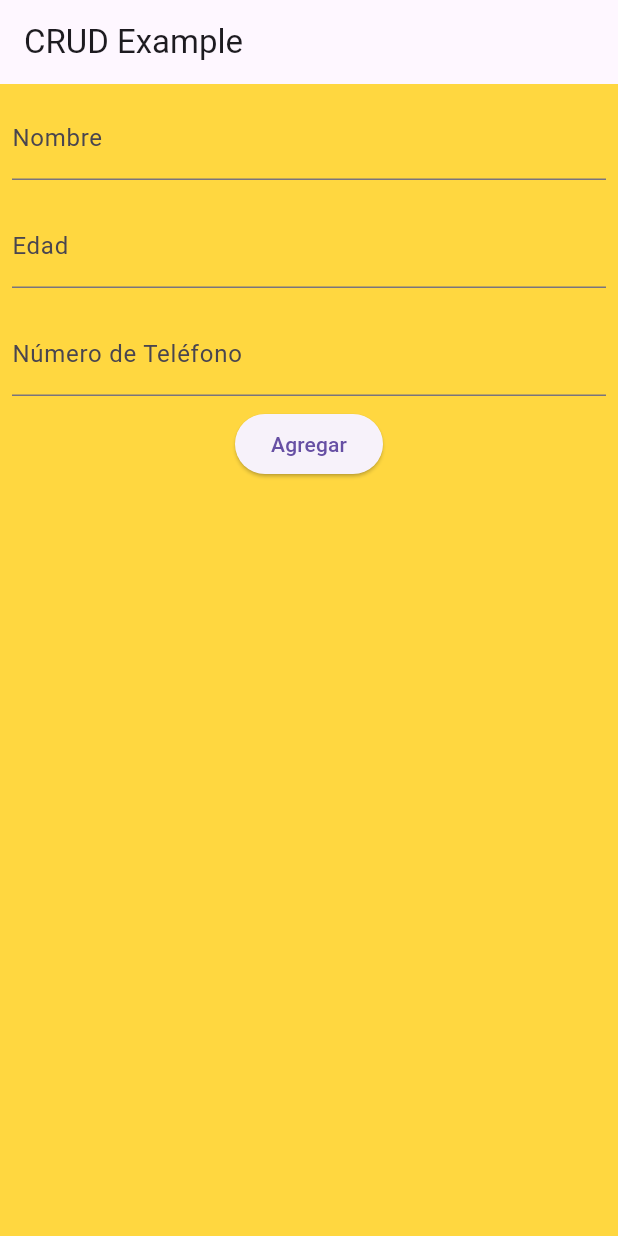
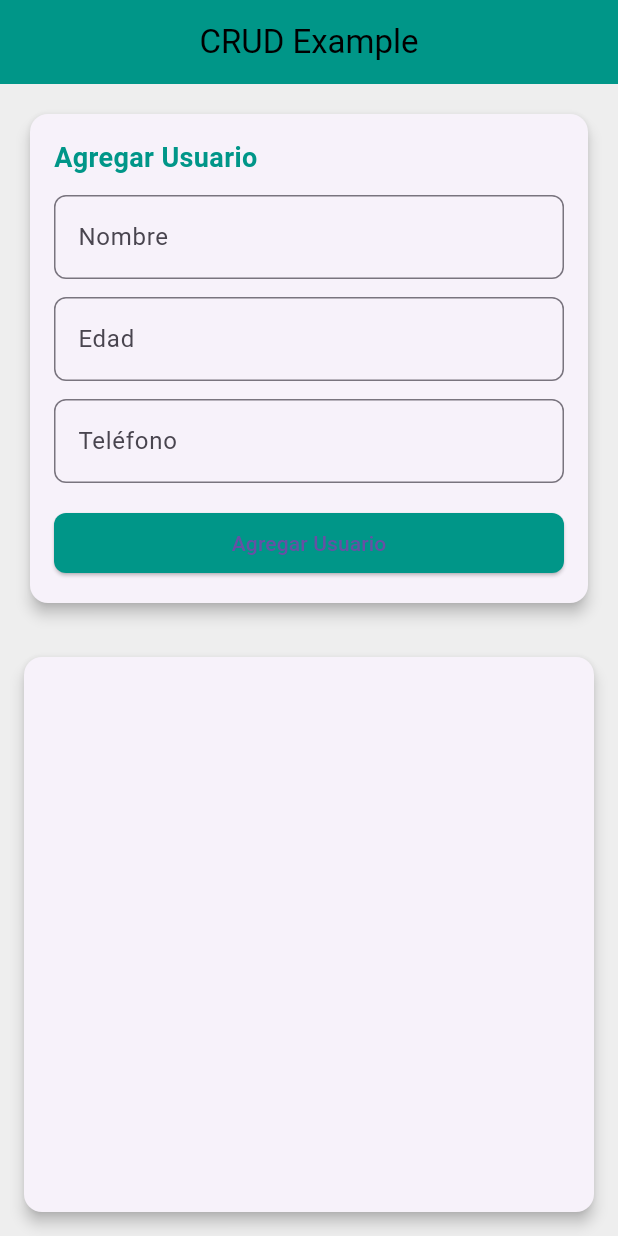
Before and after one commit to LukeDevNation/flutter_sqflite_crud_app_tutorial, a Flutter app: the screen it shows after launch, on a phone screen of 412 x 824 dp. Run offline on Flutter 3.47's test engine with Material 3 defaults, Android fonts, the phone set to English and light mode, and no system bars; our stand-ins replace sqflite, sqflite_common_ffi; accounts and stored records are empty.

```diff
--- a/lib/models/data_model.dart
+++ /dev/null
@@ -1,28 +0,0 @@
-class DataModel {
-  final int? id;
-  final String name;
-  final int age;
-  final String phoneNumber;
-
-  DataModel({this.id, required this.name, required this.age, required this.phoneNumber});
-
-  // Convertir de Map a DataModel
-  factory DataModel.fromMap(Map<String, dynamic> map) {
-    return DataModel(
-      id: map['id'],
-      name: map['Name'],
-      age: map['Age'],
-      phoneNumber: map['PhoneNumber'],
-    );
-  }
-
-  // Convertir de DataModel a Map
-  Map<String, dynamic> toMap() {
-    return {
-      'id': id,
-      'Name': name,
-      'Age': age,
-      'PhoneNumber': phoneNumber,
-    };
-  }
-}
--- /dev/null
+++ b/lib/models/user_model.dart
@@ -0,0 +1,33 @@
+class UserModel {
+  final int? id;
+  final String name;
+  final int age;
+  final String phoneNumber;
+
+  UserModel({
+    this.id,
+    required this.name,
+    required this.age,
+    required this.phoneNumber,
+  });
+
+  // Convertir a Map para base de datos
+  Map<String, dynamic> toMap() {
+    return {
+      'id': id,
+      'Name': name,
+      'Age': age,
+      'PhoneNumber': phoneNumber,
+    };
+  }
+
+  // Crear un modelo desde un Map
+  factory UserModel.fromMap(Map<String, dynamic> map) {
+    return UserModel(
+      id: map['id'],
+      name: map['Name'],
+      age: map['Age'],
+      phoneNumber: map['PhoneNumber'],
+    );
+  }
+}
--- a/lib/views/home_page.dart
+++ b/lib/views/home_page.dart
@@ -1,80 +1,161 @@
 import 'package:flutter/material.dart';
 import 'package:provider/provider.dart';
-import 'package:crud_sqflite/viewmodels/home_viewmodel.dart';
+import '../viewmodels/home_viewmodel.dart';
 
 class HomePage extends StatelessWidget {
   const HomePage({super.key});
 
   @override
   Widget build(BuildContext context) {
-    final homeViewModel = Provider.of<HomeViewModel>(context);
-
-    return Scaffold(
-      backgroundColor: Colors.amberAccent,
-      appBar: AppBar(title: const Text('CRUD Example')),
-      body: Column(
+    return ChangeNotifierProvider(
+      create: (_) => HomeViewModel()..fetchUsers(),
+      child: Scaffold(
+        backgroundColor: Colors.grey[200],
+        appBar: AppBar(
+          title: const Text(
+            'CRUD Example',
+            style: TextStyle(color: Colors.black),
+          ),
+          centerTitle: true,
+          backgroundColor: Colors.teal,
+        ),
+        body: Consumer<HomeViewModel>(
+          builder: (context, viewModel, _) {
+            return Column(
               children: [
                 Padding(
-            padding: const EdgeInsets.all(8.0),
-            child: TextField(
-              //controller: _nameController,
-              decoration: const InputDecoration(labelText: 'Nombre'),
+                  padding: const EdgeInsets.all(16.0),
+                  child: Card(
+                    shape: RoundedRectangleBorder(
+                      borderRadius: BorderRadius.circular(12),
+                    ),
+                    elevation: 4,
+                    child: Padding(
+                      padding: const EdgeInsets.all(16.0),
+                      child: Column(
+                        crossAxisAlignment: CrossAxisAlignment.start,
+                        children: [
+                          const Text(
+                            'Agregar Usuario',
+                            style: TextStyle(
+                              fontSize: 18,
+                              fontWeight: FontWeight.bold,
+                              color: Colors.teal,
                             ),
                           ),
-          Padding(
-            padding: const EdgeInsets.all(8.0),
-            child: TextField(
-              //controller: _ageController,
-              decoration: const InputDecoration(labelText: 'Edad'),
+                          const SizedBox(height: 12),
+                          TextField(
+                            controller: TextEditingController(),
+                            decoration: InputDecoration(
+                              labelText: 'Nombre',
+                              border: OutlineInputBorder(
+                                borderRadius: BorderRadius.circular(8),
+                              ),
+                            ),
+                          ),
+                          const SizedBox(height: 12),
+                          TextField(
+                            controller: TextEditingController(),
+                            decoration: InputDecoration(
+                              labelText: 'Edad',
+                              border: OutlineInputBorder(
+                                borderRadius: BorderRadius.circular(8),
+                              ),
+                            ),
                             keyboardType: TextInputType.number,
                           ),
-          ),
-          Padding(
-            padding: const EdgeInsets.all(8.0),
-            child: TextField(
-              //controller: _phoneController,
-              decoration:
-                  const InputDecoration(labelText: 'Número de Teléfono'),
+                          const SizedBox(height: 12),
+                          TextField(
+                            controller: TextEditingController(),
+                            decoration: InputDecoration(
+                              labelText: 'Teléfono',
+                              border: OutlineInputBorder(
+                                borderRadius: BorderRadius.circular(8),
                               ),
                             ),
-          // Formularios de entrada
-          // (campos para agregar datos como antes)
-          ElevatedButton(
-            onPressed: () {
-              // Lógica para agregar datos
-            },
-            child: const Text('Agregar'),
+                          ),
+                          const SizedBox(height: 16),
+                          SizedBox(
+                            width: double.infinity,
+                            child: ElevatedButton(
+                              onPressed: () =>
+                                  viewModel.addUser('Nombre', 25, '12345'),
+                              style: ElevatedButton.styleFrom(
+                                backgroundColor: Colors.teal,
+                                shape: RoundedRectangleBorder(
+                                  borderRadius: BorderRadius.circular(8),
+                                ),
+                              ),
+                              child: const Text('Agregar Usuario'),
+                            ),
+                          ),
+                        ],
+                      ),
+                    ),
+                  ),
                 ),
                 Expanded(
+                  child: Card(
+                    margin: const EdgeInsets.all(16.0),
+                    shape: RoundedRectangleBorder(
+                      borderRadius: BorderRadius.circular(12),
+                    ),
+                    elevation: 4,
+                    child: Padding(
+                      padding: const EdgeInsets.all(8.0),
                       child: ListView.builder(
-              itemCount: homeViewModel.dataList.length,
+                        itemCount: viewModel.users.length,
                         itemBuilder: (context, index) {
-                final item = homeViewModel.dataList[index];
-                return ListTile(
-                  title: Text(item.name),
-                  subtitle: Text('Edad: ${item.age}, Teléfono: ${item.phoneNumber}'),
+                          final user = viewModel.users[index];
+                          return Card(
+                            margin: const EdgeInsets.symmetric(vertical: 8.0),
+                            shape: RoundedRectangleBorder(
+                              borderRadius: BorderRadius.circular(8),
+                            ),
+                            elevation: 2,
+                            child: ListTile(
+                              leading: CircleAvatar(
+                                backgroundColor: Colors.teal[100],
+                                child: Text(
+                                  user.name[0].toUpperCase(),
+                                  style: const TextStyle(color: Colors.teal),
+                                ),
+                              ),
+                              title: Text(
+                                user.name,
+                                style: const TextStyle(
+                                  fontWeight: FontWeight.bold,
+                                ),
+                              ),
+                              subtitle: Text(
+                                  'Edad: ${user.age}\nTeléfono: ${user.phoneNumber}'),
                               trailing: Row(
                                 mainAxisSize: MainAxisSize.min,
                                 children: [
                                   IconButton(
-                        icon: const Icon(Icons.edit),
-                        onPressed: () {
-                          // Lógica para editar
-                        },
+                                    icon: const Icon(Icons.edit,
+                                        color: Colors.teal),
+                                    onPressed: () {},
                                   ),
                                   IconButton(
-                        icon: const Icon(Icons.delete),
-                        onPressed: () {
-                          homeViewModel.deleteData(item.id!);
-                        },
+                                    icon: const Icon(Icons.delete,
+                                        color: Colors.red),
+                                    onPressed: () =>
+                                        viewModel.deleteUser(user.id!),
                                   ),
                                 ],
+                              ),
                             ),
                           );
                         },
                       ),
                     ),
+                  ),
+                ),
               ],
+            );
+          },
+        ),
       ),
     );
   }
```
Also changed, not shown: lib/main.dart (+1 -9 lines), lib/models/local_database.dart (deleted, +0 -51 lines), lib/services/database_service.dart (added, +92 -0 lines), lib/viewmodels/home_viewmodel.dart (+21 -38 lines), 1 other file. Lines whose indentation alone changed are shown as unchanged.
